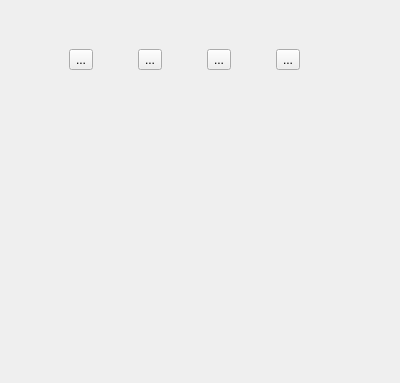
Before: the Qt Designer form pageseq.ui in free6d1823/qrobot, drawn with Qt 5.
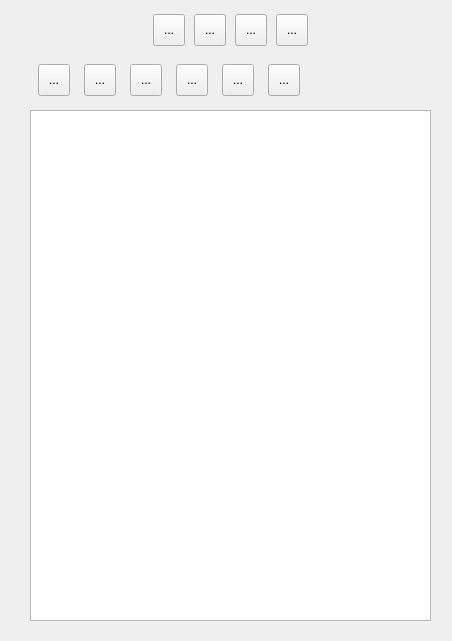
After: the same form once the commit is applied. Icons and pictures are not drawn.

Diff of the .ui file:
```diff
--- a/pageseq.ui
+++ b/pageseq.ui
@@ -6,8 +6,8 @@
    <rect>
     <x>0</x>
     <y>0</y>
-    <width>400</width>
-    <height>383</height>
+    <width>452</width>
+    <height>641</height>
    </rect>
   </property>
   <property name="windowTitle">
@@ -16,26 +16,44 @@
   <widget class="QWidget" name="horizontalLayoutWidget">
    <property name="geometry">
     <rect>
-     <x>30</x>
-     <y>20</y>
-     <width>311</width>
-     <height>80</height>
+     <x>150</x>
+     <y>10</y>
+     <width>161</width>
+     <height>41</height>
     </rect>
    </property>
    <layout class="QHBoxLayout" name="horizontalLayout">
     <item>
      <widget class="QToolButton" name="add">
+      <property name="minimumSize">
+       <size>
+        <width>32</width>
+        <height>32</height>
+       </size>
+      </property>
       <property name="text">
        <string>...</string>
       </property>
       <property name="icon">
-       <iconset>
-        <normaloff>:/images/add_dw.png</normaloff>:/images/add_dw.png</iconset>
+       <iconset resource="images.qrc">
+        <normaloff>:/images/add_on.png</normaloff>:/images/add_on.png</iconset>
+      </property>
+      <property name="iconSize">
+       <size>
+        <width>32</width>
+        <height>32</height>
+       </size>
       </property>
      </widget>
     </item>
     <item>
      <widget class="QToolButton" name="remove">
+      <property name="minimumSize">
+       <size>
+        <width>32</width>
+        <height>32</height>
+       </size>
+      </property>
       <property name="text">
        <string>...</string>
       </property>
@@ -45,14 +63,20 @@
       </property>
       <property name="iconSize">
        <size>
-        <width>48</width>
-        <height>48</height>
+        <width>32</width>
+        <height>32</height>
        </size>
       </property>
      </widget>
     </item>
     <item>
      <widget class="QToolButton" name="down">
+      <property name="minimumSize">
+       <size>
+        <width>32</width>
+        <height>32</height>
+       </size>
+      </property>
       <property name="text">
        <string>...</string>
       </property>
@@ -60,10 +84,22 @@
        <iconset>
         <normaloff>:/images/movedown_on.png</normaloff>:/images/movedown_on.png</iconset>
       </property>
+      <property name="iconSize">
+       <size>
+        <width>32</width>
+        <height>32</height>
+       </size>
+      </property>
      </widget>
     </item>
     <item>
      <widget class="QToolButton" name="up">
+      <property name="minimumSize">
+       <size>
+        <width>32</width>
+        <height>32</height>
+       </size>
+      </property>
       <property name="text">
        <string>...</string>
       </property>
@@ -71,6 +107,12 @@
        <iconset>
         <normaloff>:/images/moveup_on.png</normaloff>:/images/moveup_on.png</iconset>
       </property>
+      <property name="iconSize">
+       <size>
+        <width>32</width>
+        <height>32</height>
+       </size>
+      </property>
      </widget>
     </item>
    </layout>
@@ -79,12 +121,179 @@
    <property name="geometry">
     <rect>
      <x>30</x>
-     <y>120</y>
-     <width>311</width>
-     <height>251</height>
+     <y>60</y>
+     <width>281</width>
+     <height>41</height>
     </rect>
    </property>
-   <layout class="QVBoxLayout" name="list"/>
+   <layout class="QHBoxLayout" name="horizontalLayout_2">
+    <item>
+     <widget class="QToolButton" name="btnSlow">
+      <property name="minimumSize">
+       <size>
+        <width>32</width>
+        <height>32</height>
+       </size>
+      </property>
+      <property name="text">
+       <string>...</string>
+      </property>
+      <property name="icon">
+       <iconset resource="images.qrc">
+        <normaloff>:/images/pslow_on.png</normaloff>:/images/pslow_on.png</iconset>
+      </property>
+      <property name="iconSize">
+       <size>
+        <width>32</width>
+        <height>32</height>
+       </size>
+      </property>
+      <property name="checkable">
+       <bool>false</bool>
+      </property>
+     </widget>
+    </item>
+    <item>
+     <widget class="QToolButton" name="btnFast">
+      <property name="minimumSize">
+       <size>
+        <width>32</width>
+        <height>32</height>
+       </size>
+      </property>
+      <property name="text">
+       <string>...</string>
+      </property>
+      <property name="icon">
+       <iconset resource="images.qrc">
+        <normaloff>:/images/pfast_on.png</normaloff>:/images/pfast_on.png</iconset>
+      </property>
+      <property name="iconSize">
+       <size>
+        <width>32</width>
+        <height>32</height>
+       </size>
+      </property>
+      <property name="checkable">
+       <bool>false</bool>
+      </property>
+     </widget>
+    </item>
+    <item>
+     <widget class="QToolButton" name="btnHome">
+      <property name="minimumSize">
+       <size>
+        <width>32</width>
+        <height>32</height>
+       </size>
+      </property>
+      <property name="text">
+       <string>...</string>
+      </property>
+      <property name="icon">
+       <iconset resource="images.qrc">
+        <normaloff>:/images/phome_on.png</normaloff>:/images/phome_on.png</iconset>
+      </property>
+      <property name="iconSize">
+       <size>
+        <width>32</width>
+        <height>32</height>
+       </size>
+      </property>
+      <property name="checkable">
+       <bool>false</bool>
+      </property>
+     </widget>
+    </item>
+    <item>
+     <widget class="QToolButton" name="btnBegin">
+      <property name="minimumSize">
+       <size>
+        <width>32</width>
+        <height>32</height>
+       </size>
+      </property>
+      <property name="text">
+       <string>...</string>
+      </property>
+      <property name="icon">
+       <iconset resource="images.qrc">
+        <normaloff>:/images/pbegin_on.png</normaloff>:/images/pbegin_on.png</iconset>
+      </property>
+      <property name="iconSize">
+       <size>
+        <width>32</width>
+        <height>32</height>
+       </size>
+      </property>
+      <property name="checkable">
+       <bool>false</bool>
+      </property>
+     </widget>
+    </item>
+    <item>
+     <widget class="QToolButton" name="btnPlay">
+      <property name="minimumSize">
+       <size>
+        <width>32</width>
+        <height>32</height>
+       </size>
+      </property>
+      <property name="text">
+       <string>...</string>
+      </property>
+      <property name="icon">
+       <iconset resource="images.qrc">
+        <normaloff>:/images/pplay_on.png</normaloff>:/images/pplay_on.png</iconset>
+      </property>
+      <property name="iconSize">
+       <size>
+        <width>32</width>
+        <height>32</height>
+       </size>
+      </property>
+      <property name="checkable">
+       <bool>false</bool>
+      </property>
+     </widget>
+    </item>
+    <item>
+     <widget class="QToolButton" name="btnPause">
+      <property name="minimumSize">
+       <size>
+        <width>32</width>
+        <height>32</height>
+       </size>
+      </property>
+      <property name="text">
+       <string>...</string>
+      </property>
+      <property name="icon">
+       <iconset resource="images.qrc">
+        <normaloff>:/images/ppause_on.png</normaloff>:/images/ppause_on.png</iconset>
+      </property>
+      <property name="iconSize">
+       <size>
+        <width>32</width>
+        <height>32</height>
+       </size>
+      </property>
+      <property name="checkable">
+       <bool>false</bool>
+      </property>
+     </widget>
+    </item>
+   </layout>
+  </widget>
+  <widget class="QListWidget" name="list">
+   <property name="geometry">
+    <rect>
+     <x>30</x>
+     <y>110</y>
+     <width>401</width>
+     <height>511</height>
+    </rect>
+   </property>
   </widget>
  </widget>
  <resources/>
```
Left out of the diff: 12 changed lines with no effect on the pictures.
